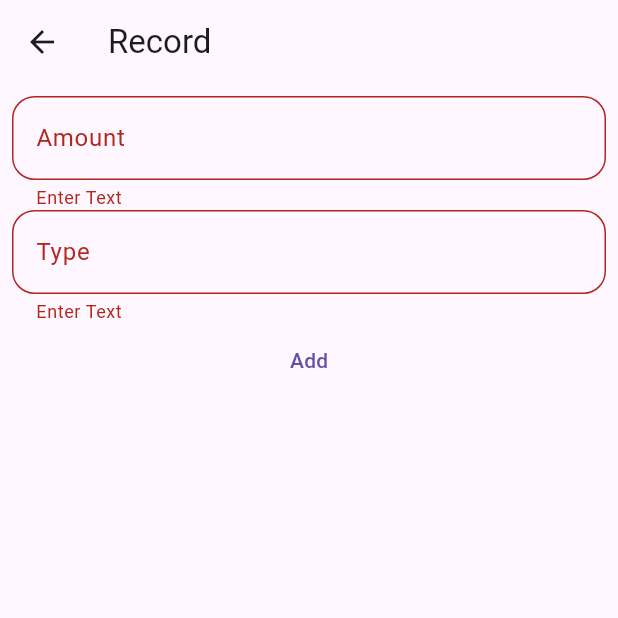
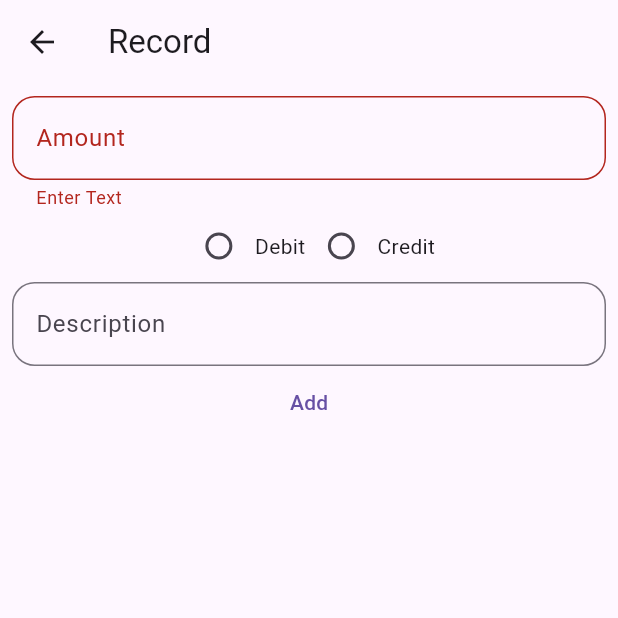
Before and after one commit to BhuvanPS/invoice_app, a Flutter app: the addTrans screen opened directly with empty values, after a tap on "Add", on a phone screen of 412 x 824 dp, the top half of it. Run offline on Flutter 3.47's test engine with Material 2 defaults, Android fonts, the phone set to English and light mode, and no system bars; our stand-ins replace cloud_firestore, firebase_core, local_auth, open_file, vibration; missing offline and left inert: add_comma, number_to_words, syncfusion_flutter_pdf; accounts and stored records are empty.

```diff
--- a/lib/addTrans.dart
+++ b/lib/addTrans.dart
@@ -1,3 +1,5 @@
+import 'dart:async';
+
 import 'package:cloud_firestore/cloud_firestore.dart';
 import 'package:flutter/material.dart';
 
@@ -12,10 +14,11 @@ class addTrans extends StatefulWidget {
 class _addTransState extends State<addTrans> {
   final _formKey = GlobalKey<FormState>();
   TextEditingController amount = TextEditingController();
-  TextEditingController type = TextEditingController();
+  TextEditingController description = TextEditingController();
 
   late String amt = '';
-  late String typeofPayment = '';
+  var typeofPayment;
+  late String des = '';
 
   Future<void> uploadingData(
     String amt,
@@ -25,11 +28,26 @@ class _addTransState extends State<addTrans> {
       'partyId': id,
       'Amount': int.parse(amt),
       'type': typeofPayment,
-      'Date': DateTime.now()
+      'Date': DateTime.now(),
+      'Description': des
     }).then((value) => FirebaseFirestore.instance
         .collection('transactions')
         .doc(value.id)
         .update({'transactionId': value.id}));
+
+    ScaffoldMessenger.of(context).showSnackBar(
+      const SnackBar(
+        backgroundColor: Colors.black,
+        behavior: SnackBarBehavior.floating,
+        shape: RoundedRectangleBorder(
+            borderRadius: BorderRadius.all(Radius.circular(10))),
+        content: Text('Transaction Added'),
+        duration: Duration(milliseconds: 750),
+      ),
+    );
+    Timer(Duration(milliseconds: 1200), () {
+      Navigator.of(context).pop();
+    });
   }
 
   void _submit() {
@@ -39,9 +57,8 @@ class _addTransState extends State<addTrans> {
     } else {
       _formKey.currentState!.save();
       FocusManager.instance.primaryFocus?.unfocus();
-      ScaffoldMessenger.of(context).showSnackBar(
-        const SnackBar(content: Text('Transaction Added')),
-      );
+      uploadingData(amt, widget.id.trim());
+
       //verified = true;
 
     }
@@ -60,6 +77,7 @@ class _addTransState extends State<addTrans> {
             child: Column(
               children: [
                 TextFormField(
+                  keyboardType: TextInputType.number,
                   controller: amount,
                   decoration: InputDecoration(
                     labelText: 'Amount',
@@ -79,10 +97,34 @@ class _addTransState extends State<addTrans> {
                     amt = value!;
                   },
                 ),
+                Row(
+                  mainAxisAlignment: MainAxisAlignment.center,
+                  children: [
+                    new Radio(
+                        value: 'debit',
+                        groupValue: typeofPayment,
+                        onChanged: (value) {
+                          setState(() {
+                            typeofPayment = value!;
+                          });
+                        }),
+                    Text('Debit'),
+                    new Radio(
+                        value: 'credit',
+                        groupValue: typeofPayment,
+                        onChanged: (value) {
+                          setState(() {
+                            typeofPayment = value!;
+                          });
+                          print(typeofPayment);
+                        }),
+                    Text('Credit'),
+                  ],
+                ),
                 TextFormField(
-                  controller: type,
+                  controller: description,
                   decoration: InputDecoration(
-                    labelText: 'Type',
+                    labelText: 'Description',
                     border: OutlineInputBorder(
                       borderRadius: BorderRadius.circular(15.0),
                       borderSide: BorderSide(),
@@ -90,20 +132,19 @@ class _addTransState extends State<addTrans> {
                   ),
                   onFieldSubmitted: (value) {},
                   validator: (value) {
-                    if (value!.isEmpty || value == null) {
-                      return 'Enter Text';
-                    }
+                    // if (value!.isEmpty || value == null) {
+                    //   return 'Enter Text';
+                    // }
                     return null;
                   },
                   onSaved: (value) {
-                    typeofPayment = value!;
+                    des = value!;
                   },
                 ),
                 Center(
                   child: TextButton(
                     onPressed: () {
                       _submit();
-                      uploadingData(amt, widget.id.trim());
                     },
                     child: Text('Add'),
                   ),
--- a/lib/clientInfo.dart
+++ b/lib/clientInfo.dart
@@ -21,7 +21,10 @@ class _clientInfoState extends State<clientInfo> {
         Navigator.of(context).push(
           MaterialPageRoute(
             builder: (_) {
-              return detailedView(id: widget.docId);
+              return detailedView(
+                id: widget.docId,
+                name: widget.name,
+              );
             },
           ),
         );
--- a/lib/detailedView.dart
+++ b/lib/detailedView.dart
@@ -5,8 +5,9 @@ import 'package:inventory/transactionList.dart';
 
 class detailedView extends StatefulWidget {
   final String id;
+  final String name;
 
-  detailedView({required this.id});
+  detailedView({required this.id, required this.name});
 
   @override
   State<detailedView> createState() => _detailedViewState();
@@ -47,7 +48,7 @@ class _detailedViewState extends State<detailedView> {
   Widget build(BuildContext context) {
     return Scaffold(
       appBar: AppBar(
-        title: Text('Details'),
+        title: Text(widget.name),
       ),
       body: SingleChildScrollView(
         child: StreamBuilder(
--- a/pubspec.yaml
+++ b/pubspec.yaml
@@ -51,6 +51,8 @@ dependencies:
   local_auth: ^2.1.3
   url_launcher: ^6.1.8
   http: ^0.13.5
+  flutter_sms: ^2.3.3
+  whatsapp_unilink: ^2.1.0
 
 
 dev_dependencies:
```
Also changed, not shown: lib/gstnSearch/gstnSearch.dart (+14 -4 lines), lib/homeScreen.dart (+31 -8 lines), lib/transactionList.dart (+39 -11 lines), pubspec.lock, 1 other file.
